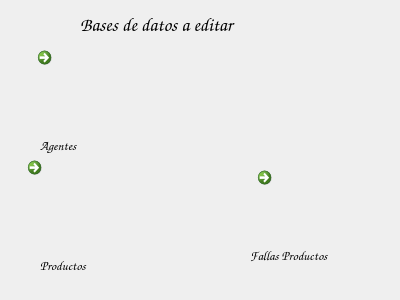
Qt form selecciondeeditores.ui (Matias2178/Sistema_Postventa) before a commit.
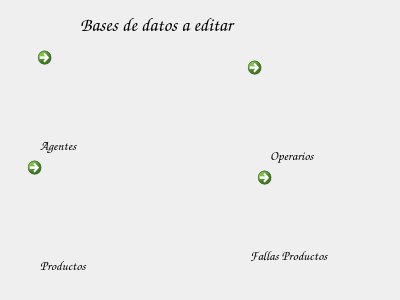
The same form after that commit. Icons and pictures are not drawn.

Diff of the .ui file:
```diff
--- a/selecciondeeditores.ui
+++ b/selecciondeeditores.ui
@@ -166,6 +166,50 @@
     </size>
    </property>
   </widget>
+  <widget class="QCommandLinkButton" name="commandLinkButton_4">
+   <property name="geometry">
+    <rect>
+     <x>240</x>
+     <y>50</y>
+     <width>91</width>
+     <height>101</height>
+    </rect>
+   </property>
+   <property name="text">
+    <string/>
+   </property>
+   <property name="icon">
+    <iconset resource="PostVenta.qrc">
+     <normaloff>:/images/Operador.png</normaloff>:/images/Operador.png</iconset>
+   </property>
+   <property name="iconSize">
+    <size>
+     <width>80</width>
+     <height>80</height>
+    </size>
+   </property>
+  </widget>
+  <widget class="QLabel" name="label_5">
+   <property name="geometry">
+    <rect>
+     <x>270</x>
+     <y>140</y>
+     <width>61</width>
+     <height>30</height>
+    </rect>
+   </property>
+   <property name="font">
+    <font>
+     <family>Comic Sans MS</family>
+     <pointsize>10</pointsize>
+     <weight>75</weight>
+     <bold>true</bold>
+    </font>
+   </property>
+   <property name="text">
+    <string>Operarios</string>
+   </property>
+  </widget>
  </widget>
  <resources>
   <include location="PostVenta.qrc"/>
```
Left out of the diff: 3 changed lines with no effect on the pictures.
